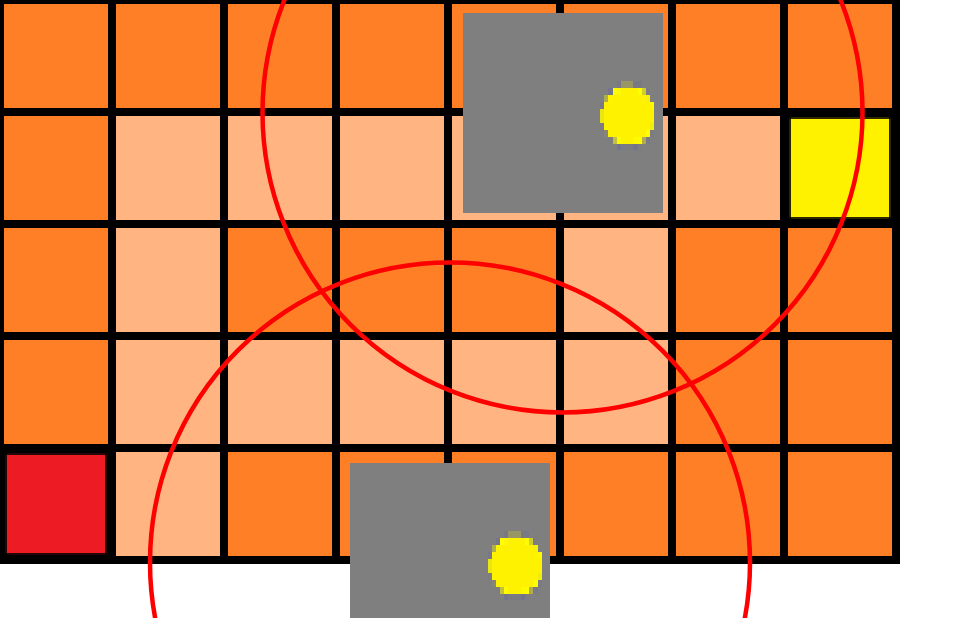
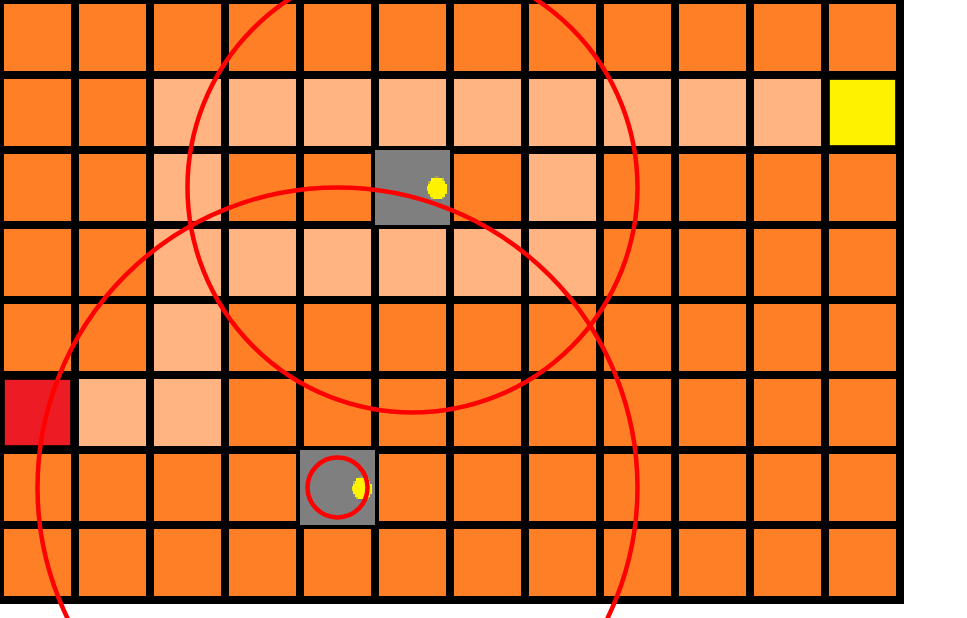
Before and after one commit to seyoung13/Android-Programming-4-1, an Android app: the screen it shows after launch (DefenseActivity), on a phone screen of 824 x 412 dp (held sideways). Shown: the whole screen, without its empty margins (0-967 px from the left). Run offline under Robolectric (Android 15) with nearby library versions, the phone set to English and light mode, and no system bars.

Commit message:
타워 추상 클래스화

```diff
--- a/TermProject/app/src/main/java/kr/ac/kpu/sgp02/termproject/GameView.java
+++ b/TermProject/app/src/main/java/kr/ac/kpu/sgp02/termproject/GameView.java
@@ -13,6 +13,7 @@ import java.util.ArrayList;
 
 import kr.ac.kpu.sgp02.termproject.defense.Monster;
 import kr.ac.kpu.sgp02.termproject.defense.tower.CannonTower;
+import kr.ac.kpu.sgp02.termproject.defense.tower.LaserTower;
 import kr.ac.kpu.sgp02.termproject.defense.tower.Projectile;
 import kr.ac.kpu.sgp02.termproject.defense.TileMap;
 import kr.ac.kpu.sgp02.termproject.defense.tower.Tower;
@@ -32,11 +33,14 @@ public class GameView extends View implements Choreographer.FrameCallback {
 
     private final int[][] tileBlueprint =
             {
-                    {0, 0, 0, 0, 0, 0, 0, 0},
-                    {0, 1, 1, 1, 1, 1, 1, 3},
-                    {0, 1, 0, 0, 0, 1, 0, 0},
-                    {0, 1, 1, 1, 1, 1, 0, 0},
-                    {2, 1, 0, 0, 0, 0, 0, 0},
+                    {0, 0, 0, 0, 0, 0, 0, 0, 0, 0, 0, 0},
+                    {0, 0, 1, 1, 1, 1, 1, 1, 1, 1, 1, 3},
+                    {0, 0, 1, 0, 0, 0, 0, 1, 0, 0, 0, 0},
+                    {0, 0, 1, 1, 1, 1, 1, 1, 0, 0, 0, 0},
+                    {0, 0, 1, 0, 0, 0, 0, 0, 0, 0, 0, 0},
+                    {2, 1, 1, 0, 0, 0, 0, 0, 0, 0, 0, 0},
+                    {0, 0, 0, 0, 0, 0, 0, 0, 0, 0, 0, 0},
+                    {0, 0, 0, 0, 0, 0, 0, 0, 0, 0, 0, 0},
             };
 
     TileMap tileMap;
@@ -60,9 +64,9 @@ public class GameView extends View implements Choreographer.FrameCallback {
         MonsterGenerator generator = new MonsterGenerator();
         objects.add(generator);
 
-        objects.add(new CannonTower(5, 1));
+        objects.add(new CannonTower(5, 2));
 
-        objects.add(new CannonTower(4, 5));
+        objects.add(new LaserTower(4, 6));
 
         Choreographer.getInstance().postFrameCallback(this);
     }
--- a/TermProject/app/src/main/java/kr/ac/kpu/sgp02/termproject/defense/Monster.java
+++ b/TermProject/app/src/main/java/kr/ac/kpu/sgp02/termproject/defense/Monster.java
@@ -28,7 +28,7 @@ public class Monster implements GameObject, Collidable {
         dstRect.set(x-100, y-100, x+100, y+100);
         bitmap = BitmapPool.getBitmap(R.mipmap.monster_sample);
         collider = new BoxCollider(x, y, 105, 105);
-        hp = 20;
+        hp = 100;
         position = new PointF(x, y);
         isDead = false;
         speed = 10;
@@ -56,7 +56,7 @@ public class Monster implements GameObject, Collidable {
     @Override
     public void onBeginOverlap(GameObject object) {
         if(object instanceof Projectile) {
-            beDamaged(10);
+            beDamaged(5);
         }
     }
 
--- a/TermProject/app/src/main/java/kr/ac/kpu/sgp02/termproject/defense/tower/CannonTower.java
+++ b/TermProject/app/src/main/java/kr/ac/kpu/sgp02/termproject/defense/tower/CannonTower.java
@@ -1,7 +1,21 @@
 package kr.ac.kpu.sgp02.termproject.defense.tower;
+
+import kr.ac.kpu.sgp02.termproject.R;
+import kr.ac.kpu.sgp02.termproject.framework.BitmapPool;
+import kr.ac.kpu.sgp02.termproject.framework.Metrics;
+import kr.ac.kpu.sgp02.termproject.framework.collision.CircleCollider;
 
 public class CannonTower extends Tower {
     public CannonTower(int x, int y) {
         super(x, y);
     }
+
+    @Override
+    protected void setSpecification() {
+        bitmap = BitmapPool.getBitmap(R.mipmap.tower_sample);
+
+        range = new CircleCollider(position.x, position.y,  Metrics.size(R.dimen.cannon_range));
+
+        maxDelay = Metrics.floatValue(R.dimen.cannon_delay);
+    }
 }
--- a/TermProject/app/src/main/java/kr/ac/kpu/sgp02/termproject/defense/tower/LaserTower.java
+++ b/TermProject/app/src/main/java/kr/ac/kpu/sgp02/termproject/defense/tower/LaserTower.java
@@ -1,4 +1,21 @@
 package kr.ac.kpu.sgp02.termproject.defense.tower;
 
-public class LaserTower {
+import kr.ac.kpu.sgp02.termproject.R;
+import kr.ac.kpu.sgp02.termproject.framework.BitmapPool;
+import kr.ac.kpu.sgp02.termproject.framework.Metrics;
+import kr.ac.kpu.sgp02.termproject.framework.collision.CircleCollider;
+
+public class LaserTower extends Tower {
+    public LaserTower(int x, int y) {
+        super(x, y);
+    }
+
+    @Override
+    protected void setSpecification() {
+        bitmap = BitmapPool.getBitmap(R.mipmap.tower_sample);
+
+        range = new CircleCollider(position.x, position.y, Metrics.size(R.dimen.laser_range));
+
+        maxDelay = Metrics.floatValue(R.dimen.laser_delay);
+    }
 }
--- a/TermProject/app/src/main/java/kr/ac/kpu/sgp02/termproject/defense/tower/Tower.java
+++ b/TermProject/app/src/main/java/kr/ac/kpu/sgp02/termproject/defense/tower/Tower.java
@@ -11,35 +11,46 @@ import java.util.LinkedHashSet;
 import kr.ac.kpu.sgp02.termproject.GameView;
 import kr.ac.kpu.sgp02.termproject.R;
 import kr.ac.kpu.sgp02.termproject.defense.Monster;
-import kr.ac.kpu.sgp02.termproject.framework.BitmapPool;
 import kr.ac.kpu.sgp02.termproject.framework.GameObject;
 import kr.ac.kpu.sgp02.termproject.framework.Metrics;
 import kr.ac.kpu.sgp02.termproject.framework.collision.CircleCollider;
 import kr.ac.kpu.sgp02.termproject.framework.collision.Collidable;
 
 public abstract class Tower implements GameObject, Collidable {
+    protected float currDelay = 0.0f;
+    protected Monster target;
 
-    protected float maxDelay = Metrics.floatValue(R.dimen.fire_delay);
-    protected float currDelay = 0.0f;
-    private Bitmap bitmap;
-    protected Monster target;
-    private RectF dstRect = new RectF();
+    //생성 후 바뀌지 않는 멤버.
+    protected Bitmap bitmap;
+    protected float maxDelay = Metrics.floatValue(R.dimen.cannon_delay);
     public CircleCollider range;
+
     protected LinkedHashSet<Monster> targetList = new LinkedHashSet<>();
 
     //타일맵 배열내 인덱스
-    private int x, y;
-    private PointF position = new PointF();
+    protected int x, y;
+    protected PointF position = new PointF();
+    protected RectF dstRect = new RectF();
 
     public Tower(int x, int y) {
         this.x = x;
         this.y = y;
 
-        position.x = x * Metrics.size(R.dimen.cell_size);
-        position.y = y * Metrics.size(R.dimen.cell_size);
+        setPosition(x, y);
 
-        range = new CircleCollider(position.x, position.y, Metrics.size(R.dimen.range));
-        bitmap = BitmapPool.getBitmap(R.mipmap.tower_sample);
+        setSpecification();
+    }
+
+    protected abstract void setSpecification();
+
+    private void setPosition(int x, int y) {
+        float cellSize = Metrics.size(R.dimen.cell_size);
+
+        position.x = x * cellSize + cellSize / 2;
+        position.y = y * cellSize + cellSize / 2;
+
+        dstRect.set(position.x - cellSize/2, position.y- cellSize/2,
+                position.x + cellSize/2, position.y + cellSize/2);
     }
 
     protected void fire() {
@@ -64,8 +75,6 @@ public abstract class Tower implements GameObject, Collidable {
                 currDelay = 0;
             }
         }
-
-        dstRect.set(position.x -100, position.y-100, position.x+100, position.y+100);
     }
 
     private void exceptDeadTarget() {
--- a/TermProject/app/src/main/res/values/dimens.xml
+++ b/TermProject/app/src/main/res/values/dimens.xml
@@ -1,7 +1,12 @@
 <?xml version="1.0" encoding="utf-8"?>
 <resources>
-    <dimen name="cell_size">75dp</dimen>
-    <dimen name="range">200dp</dimen>
+    <dimen name="cell_size">50dp</dimen>
+
+    <item name="cannon_delay" type="dimen" format="float">1.5</item>
+    <item name="laser_delay" type="dimen" format="float">0.25</item>
+
+    <dimen name="cannon_range">150dp</dimen>
+    <dimen name="laser_range">200dp</dimen>
+
     <dimen name="collider_line_width">3dp</dimen>
-    <item name="fire_delay" type="dimen" format="float">2.0</item>
 </resources>
```
